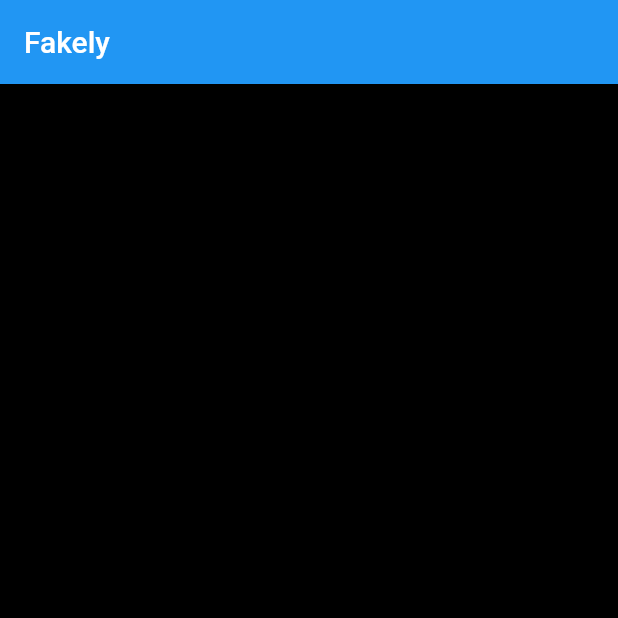
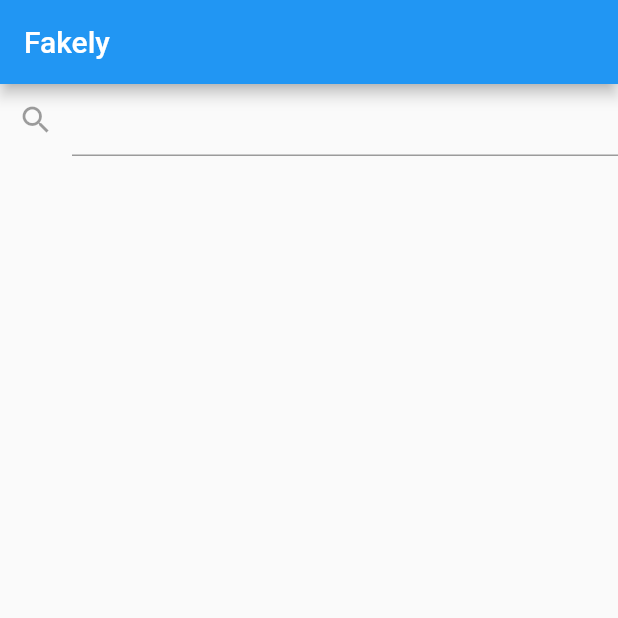
Before and after one commit to matheuskja/fakely, a Flutter app: the screen it shows after launch, on a phone screen of 412 x 824 dp, the top half of it. Run offline on Flutter 3.47's test engine with Material 2 defaults, Android fonts, the phone set to English and light mode, and no system bars.

Commit message:
Create SearchBar

```diff
--- a/front/fakely/lib/homepage.dart
+++ b/front/fakely/lib/homepage.dart
@@ -1,3 +1,4 @@
+import 'package:fakely/searchbar.dart';
 import "package:flutter/material.dart";
 
 class HomePage extends StatelessWidget {
@@ -9,9 +10,12 @@ class HomePage extends StatelessWidget {
           title: Text("Fakely"),
         ),
         body: Container(
-          height: double.infinity,
           width: double.infinity,
-          color: Colors.black,
+          child: Column(
+            children: [
+              SearchBar(),
+            ],
+          ),
         ),
       ),
     );
--- /dev/null
+++ b/front/fakely/lib/searchbar.dart
@@ -0,0 +1,29 @@
+import "package:flutter/material.dart";
+
+class SearchBar extends StatefulWidget {
+  @override
+  _SearchBarState createState() => _SearchBarState();
+}
+
+class _SearchBarState extends State<SearchBar> {
+  String query = "";
+  @override
+  Widget build(BuildContext context) {
+    return Container(
+      width: double.maxFinite,
+      child: Row(
+        children: [
+          IconButton(icon: Icon(Icons.search), onPressed: null),
+          Expanded(
+            child: TextField(
+              onChanged: (s) => setState((){
+                this.query = s;
+                print(s);
+              }),
+            ),
+          ),
+        ],
+      ),
+    );
+  }
+}
```
